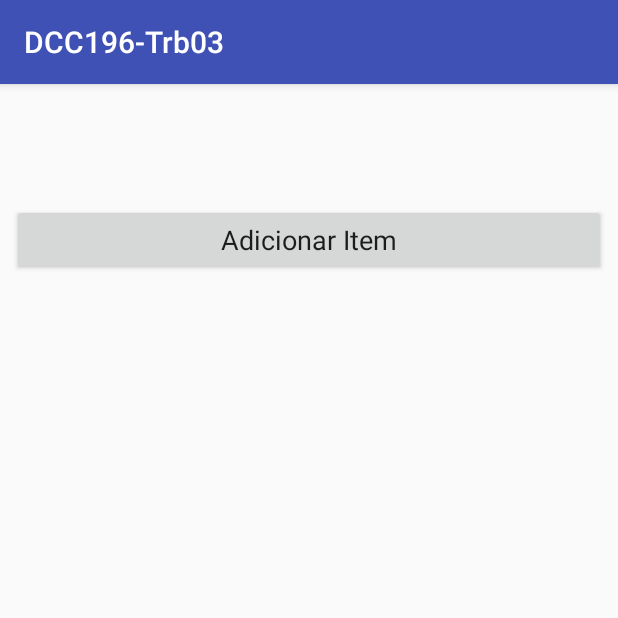
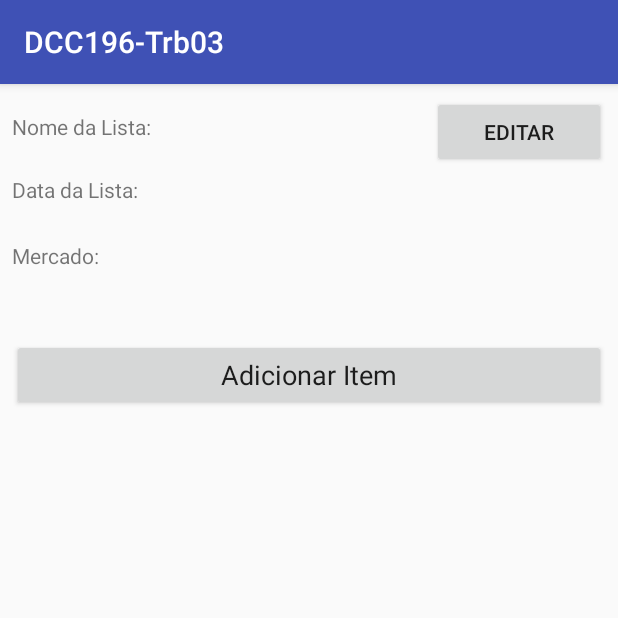
Before and after one commit to ufjf-dcc196/dcc196-2018-3-trb3-gabriel-martins-e-mateus-goncalo, an Android app: the ItensListaActivity screen opened directly, with no data from a screen before it, on a phone screen of 412 x 824 dp, the top half of it. Run offline under Robolectric (Android 15) with nearby library versions, the light colour scheme and no system bars; 1 statement that could not run was skipped.

Commit message:
Modifica tela de visualização de lista

```diff
--- a/app/src/main/res/layout/activity_itens_lista.xml
+++ b/app/src/main/res/layout/activity_itens_lista.xml
@@ -5,6 +5,42 @@
     android:layout_width="match_parent"
     android:layout_height="match_parent"
     tools:context=".ItensListaActivity">
+
+    <TextView
+        android:id="@+id/txt_nomeMercado"
+        android:layout_width="wrap_content"
+        android:layout_height="wrap_content"
+        android:layout_marginBottom="8dp"
+        android:layout_marginEnd="8dp"
+        android:layout_marginLeft="8dp"
+        android:layout_marginRight="8dp"
+        android:layout_marginStart="8dp"
+        android:layout_marginTop="8dp"
+        android:text="Mercado:"
+        app:layout_constraintBottom_toBottomOf="parent"
+        app:layout_constraintEnd_toEndOf="parent"
+        app:layout_constraintHorizontal_bias="0.0"
+        app:layout_constraintStart_toStartOf="parent"
+        app:layout_constraintTop_toTopOf="parent"
+        app:layout_constraintVertical_bias="0.132" />
+
+    <TextView
+        android:id="@+id/txt_dataLista"
+        android:layout_width="wrap_content"
+        android:layout_height="wrap_content"
+        android:layout_marginBottom="8dp"
+        android:layout_marginEnd="8dp"
+        android:layout_marginLeft="8dp"
+        android:layout_marginRight="8dp"
+        android:layout_marginStart="8dp"
+        android:layout_marginTop="8dp"
+        android:text="Data da Lista:"
+        app:layout_constraintBottom_toBottomOf="parent"
+        app:layout_constraintEnd_toEndOf="parent"
+        app:layout_constraintHorizontal_bias="0.0"
+        app:layout_constraintStart_toStartOf="parent"
+        app:layout_constraintTop_toTopOf="parent"
+        app:layout_constraintVertical_bias="0.072" />
 
     <Button
         android:id="@+id/btn_addItem"
@@ -23,12 +59,12 @@
         app:layout_constraintHorizontal_bias="0.0"
         app:layout_constraintStart_toStartOf="parent"
         app:layout_constraintTop_toTopOf="parent"
-        app:layout_constraintVertical_bias="0.102" />
+        app:layout_constraintVertical_bias="0.23" />
 
     <android.support.v7.widget.RecyclerView
         android:id="@+id/rv_itensLista"
         android:layout_width="368dp"
-        android:layout_height="462dp"
+        android:layout_height="353dp"
         android:layout_marginBottom="8dp"
         android:layout_marginEnd="8dp"
         android:layout_marginLeft="8dp"
@@ -40,5 +76,41 @@
         app:layout_constraintHorizontal_bias="0.0"
         app:layout_constraintStart_toStartOf="parent"
         app:layout_constraintTop_toTopOf="parent"
+        app:layout_constraintVertical_bias="1.0" />
+
+    <Button
+        android:id="@+id/btn_editarLista"
+        android:layout_width="116dp"
+        android:layout_height="wrap_content"
+        android:layout_marginBottom="8dp"
+        android:layout_marginEnd="8dp"
+        android:layout_marginLeft="8dp"
+        android:layout_marginRight="8dp"
+        android:layout_marginStart="8dp"
+        android:layout_marginTop="8dp"
+        android:text="Editar"
+        app:layout_constraintBottom_toBottomOf="parent"
+        app:layout_constraintEnd_toEndOf="parent"
+        app:layout_constraintHorizontal_bias="1.0"
+        app:layout_constraintStart_toStartOf="parent"
+        app:layout_constraintTop_toTopOf="parent"
         app:layout_constraintVertical_bias="0.0" />
+
+    <TextView
+        android:id="@+id/txt_nomeLista"
+        android:layout_width="wrap_content"
+        android:layout_height="wrap_content"
+        android:layout_marginBottom="8dp"
+        android:layout_marginEnd="8dp"
+        android:layout_marginLeft="8dp"
+        android:layout_marginRight="8dp"
+        android:layout_marginStart="8dp"
+        android:layout_marginTop="8dp"
+        android:text="Nome da Lista:"
+        app:layout_constraintBottom_toBottomOf="parent"
+        app:layout_constraintEnd_toEndOf="parent"
+        app:layout_constraintHorizontal_bias="0.0"
+        app:layout_constraintStart_toStartOf="parent"
+        app:layout_constraintTop_toTopOf="parent"
+        app:layout_constraintVertical_bias="0.015" />
 </android.support.constraint.ConstraintLayout>
```
